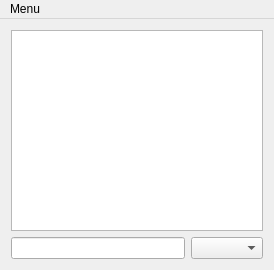
First picture: the form in src/mainwindow.ui, repository evopedia/evopedia_qt, before the edit.
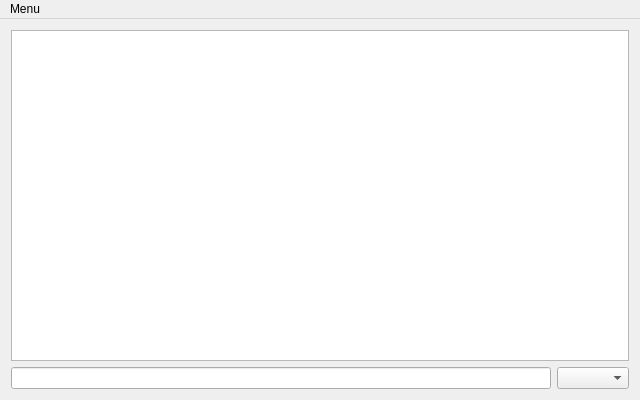
Second picture: the form after the edit.

The edit to the form file:
```diff
--- a/src/mainwindow.ui
+++ b/src/mainwindow.ui
@@ -6,8 +6,8 @@
    <rect>
     <x>0</x>
     <y>0</y>
-    <width>274</width>
-    <height>270</height>
+    <width>640</width>
+    <height>400</height>
    </rect>
   </property>
   <property name="windowTitle">
@@ -51,7 +51,7 @@
     <rect>
      <x>0</x>
      <y>0</y>
-     <width>274</width>
+     <width>640</width>
      <height>23</height>
     </rect>
    </property>
```
